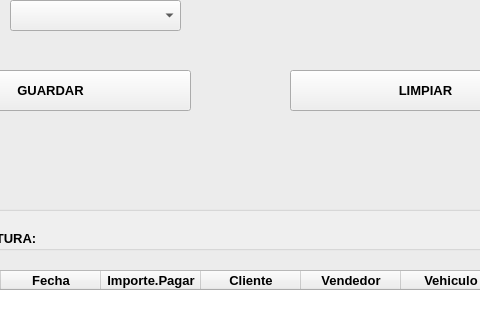
This is appVehiculos/view/factura.ui in Alonsobox/Proyecto-ProgramacionObj as Qt 5 draws it before an edit; both pictures show x 140 to 620 and y 260 to 580 of the 808 by 759 pixel window. The edited form follows.
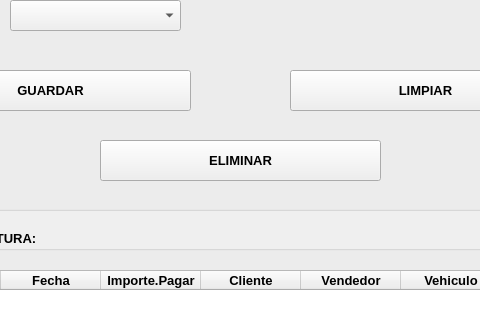
This is the edited form.

Commit message: Agregamos el votor eliminar a la ventana de Factura

Diff of the .ui file:
```diff
--- a/appVehiculos/view/factura.ui
+++ b/appVehiculos/view/factura.ui
@@ -233,6 +233,19 @@
       </rect>
      </property>
     </widget>
+    <widget class="QPushButton" name="btnEliminar">
+     <property name="geometry">
+      <rect>
+       <x>230</x>
+       <y>330</y>
+       <width>281</width>
+       <height>41</height>
+      </rect>
+     </property>
+     <property name="text">
+      <string>ELIMINAR</string>
+     </property>
+    </widget>
    </widget>
    <widget class="QLabel" name="label">
     <property name="geometry">
```
The commit also changes 4 other files.
